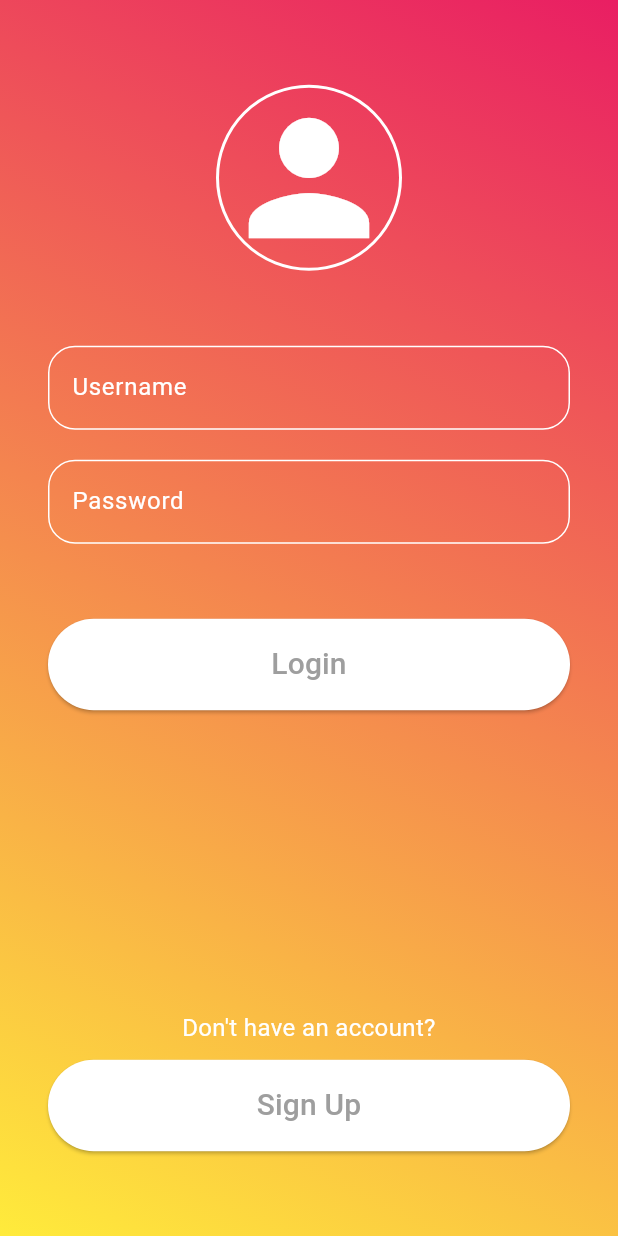
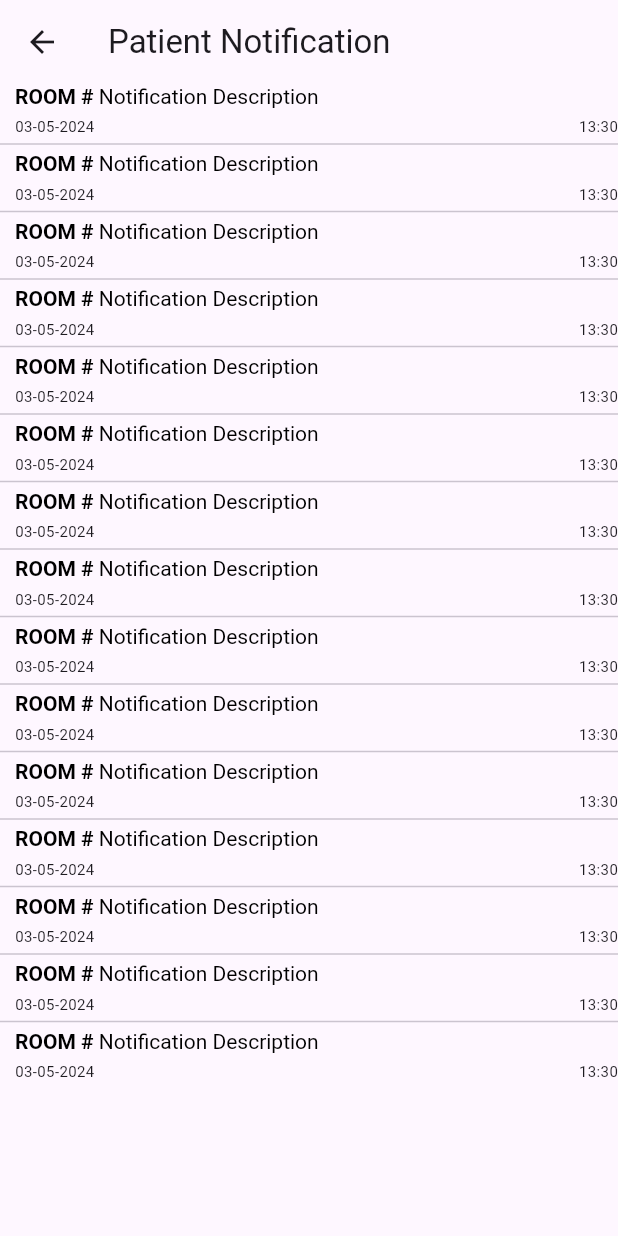
Before and after one commit to CSE396-Group10-2024/PAES-MOBILE-APPLICATION, a Flutter app: the screen it shows after launch, after a tap on "Login", on a phone screen of 412 x 824 dp. Run offline on Flutter 3.47's test engine with Material 3 defaults, Android fonts, the phone set to English and light mode, and no system bars.

Commit message:
Created notifications page

```diff
--- a/lib/login_page.dart
+++ b/lib/login_page.dart
@@ -1,5 +1,6 @@
 import 'package:flutter/material.dart';
 import 'signup_page.dart';
+import 'notification_page.dart';
 
 class LoginPage extends StatefulWidget {
   @override
@@ -86,6 +87,11 @@
       onPressed: () {
         debugPrint("Username : " + usernameController.text);
         debugPrint("Password : " + passwordController.text);
+
+        Navigator.push(
+          context,
+          MaterialPageRoute(builder: (context) => NotificationPage()),
+        );
       },
       child: const SizedBox(
           width: double.infinity,
--- /dev/null
+++ b/lib/notification_page.dart
@@ -0,0 +1,92 @@
+import 'package:flutter/material.dart';
+
+class NotificationPage extends StatelessWidget {
+  const NotificationPage({Key? key}) : super(key: key);
+
+  @override
+  Widget build(BuildContext context){
+    return Scaffold(
+      appBar: appBar(),
+      body: listView(),
+    );
+  }
+
+  PreferredSizeWidget appBar(){
+    return AppBar(
+      title: Text('Patient Notification'),
+    );
+  }
+
+  Widget listView(){
+    return ListView.separated(
+        itemBuilder: (context, index){
+      return listViewItem(index);
+    },
+    separatorBuilder: (context, index){
+      return Divider(height: 10);
+    },
+    itemCount: 15);
+  }
+
+  Widget listViewItem(int index){
+    return Container(
+      margin: EdgeInsets.only(left:10),
+      child: Column(
+        crossAxisAlignment: CrossAxisAlignment.start,
+        children: [
+          message(index),
+          timeAndDate(index),
+        ],
+      )
+    );
+  }
+
+  Widget message(int index){
+    double textSize = 14;
+    return Container(
+      child: RichText(
+        maxLines: 3,
+        overflow: TextOverflow.ellipsis,
+        text: TextSpan(
+          text: 'ROOM # ',
+          style: TextStyle(
+            fontSize: textSize,
+            color: Colors.black,
+            fontWeight: FontWeight.bold
+          ),
+          children: [
+            TextSpan(
+              text: 'Notification Description',
+              style: TextStyle(
+                fontWeight: FontWeight.w400,
+              ),
+            )
+          ],
+        ),
+      ),
+    );
+  }
+
+  Widget timeAndDate(int index){
+    return Container(
+      margin: EdgeInsets.only(top: 5),
+      child: Row(
+        mainAxisAlignment: MainAxisAlignment.spaceBetween,
+        children: [
+          Text(
+            '03-05-2024',
+              style: TextStyle(
+                fontSize: 10,
+              ),
+          ),
+          Text(
+            '13:30',
+            style: TextStyle(
+              fontSize: 10,
+            ),
+          )
+        ],
+      )
+    );
+  }
+}
```
